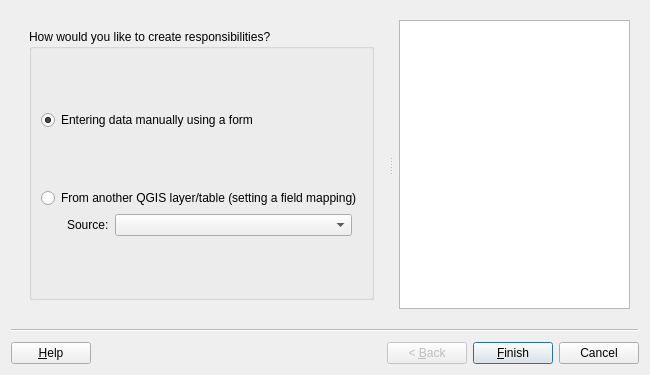
Old version of the form asistente_ladm_col/ui/wiz_create_responsibility_cadastre.ui in the repository SwissTierrasColombia/Asistente-LADM-COL.
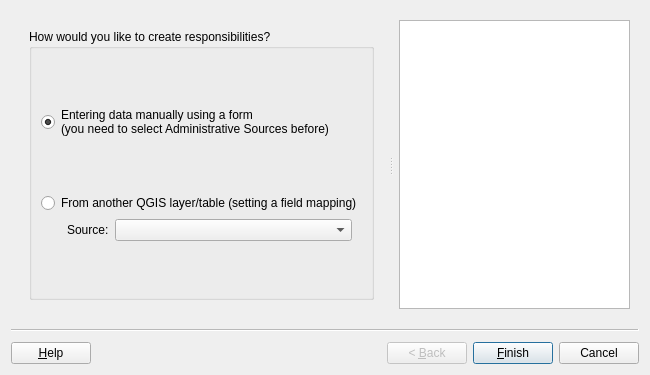
New version of the form. Custom widgets are drawn as their Qt base class.

Commit message: [gui] Adjust labels and help text for RRR wizards

```diff
--- a/asistente_ladm_col/ui/wiz_create_responsibility_cadastre.ui
+++ b/asistente_ladm_col/ui/wiz_create_responsibility_cadastre.ui
@@ -65,7 +65,8 @@
            <item row="1" column="0">
             <widget class="QRadioButton" name="rad_create_manually">
              <property name="text">
-              <string>Entering data manually using a form</string>
+              <string>Entering data manually using a form
+(you need to select Administrative Sources before)</string>
              </property>
              <property name="checked">
               <bool>true</bool>
```
Left out of the diff: 4 changed lines with no effect on the pictures. The commit also changes 3 other files.
